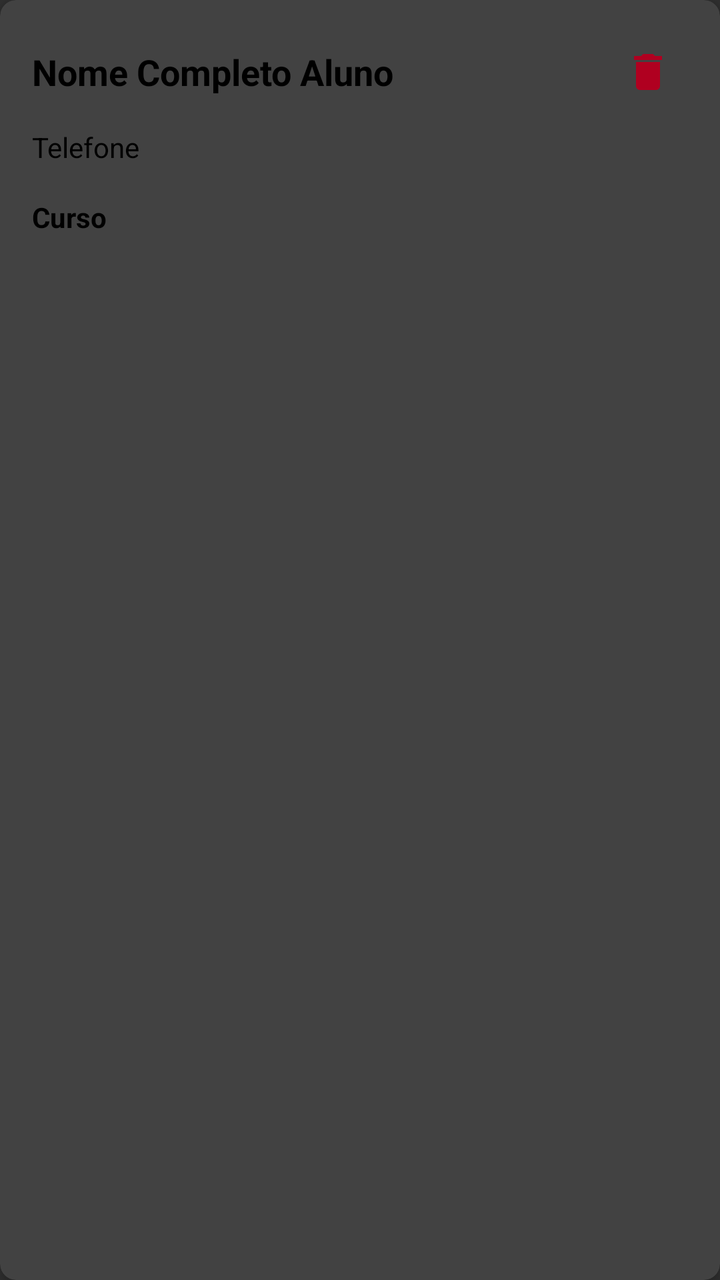
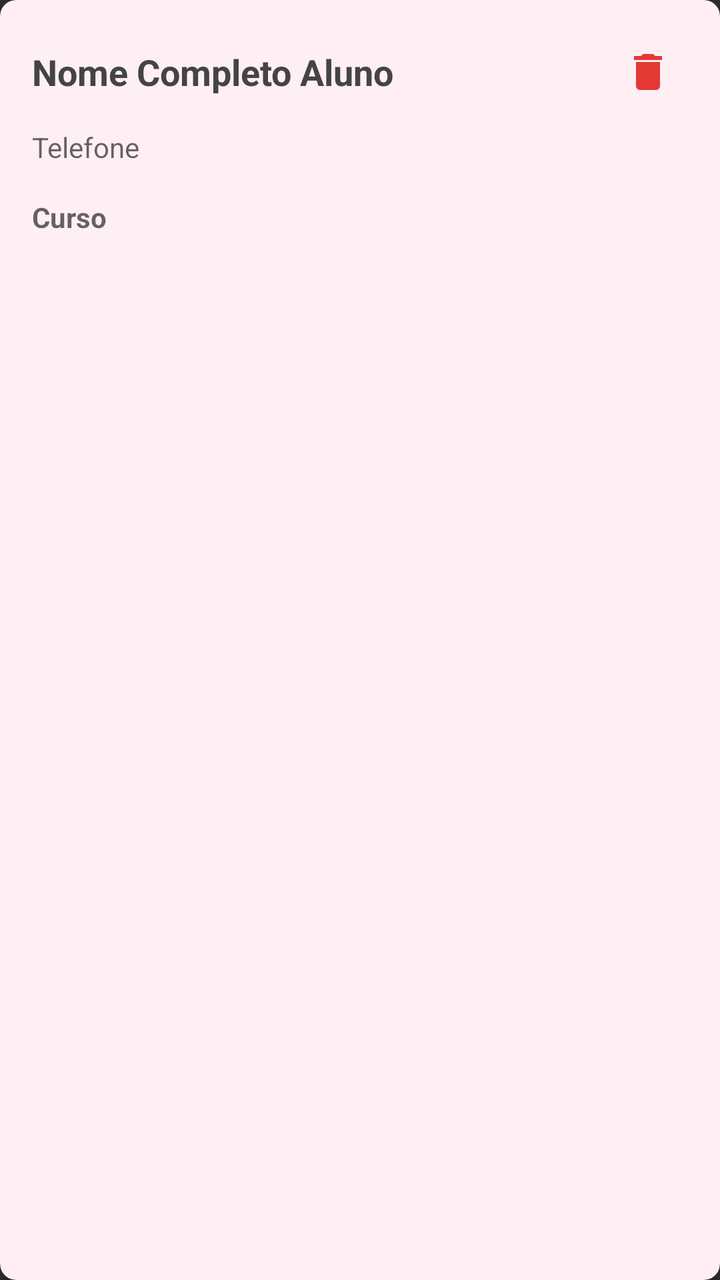

Compare the two renders of this Android layout. The source of the first and the diff that turns it into the second are given below.
<!-- AndroidManifest.xml: application theme Theme.AppListaAlunos -->
<!-- res/layout/card_view.xml -->
<?xml version="1.0" encoding="utf-8"?>
<androidx.cardview.widget.CardView
    xmlns:android="http://schemas.android.com/apk/res/android"
    xmlns:card_view="http://schemas.android.com/apk/res-auto"
    android:layout_width="match_parent"
    android:layout_height="wrap_content"
    card_view:cardCornerRadius="8dp"
    card_view:cardElevation="4dp"
    android:layout_marginBottom="8dp">

    <LinearLayout
        android:layout_width="match_parent"
        android:layout_height="wrap_content"
        android:padding="16dp"
        android:orientation="vertical">

        
        <LinearLayout
            android:layout_width="match_parent"
            android:layout_height="wrap_content"
            android:orientation="horizontal"
            android:gravity="center_vertical">

            <TextView
                android:id="@+id/txtNome"
                android:layout_width="0dp"
                android:layout_height="wrap_content"
                android:layout_weight="1"
                android:text="Nome Completo Aluno"
                android:textStyle="bold"
                android:textSize="18sp"
                android:textColor="@android:color/black" />

            <ImageButton
                android:background="?attr/selectableItemBackgroundBorderless"
                android:id="@+id/btnExcluir"
                android:layout_width="40dp"
                android:layout_height="40dp"
                android:src="@drawable/baseline_delete_24"
                android:contentDescription="Excluir aluno"
                android:padding="8dp"
                card_view:tint="@color/design_default_color_error" />
        </LinearLayout>

        
        <TextView
            android:id="@+id/txtTelefone"
            android:layout_width="wrap_content"
            android:layout_height="wrap_content"
            android:text="Telefone"
            android:textSize="14sp"
            android:layout_marginTop="8dp"
            android:textColor="@android:color/black" />

        
        <TextView
            android:id="@+id/txtCurso"
            android:layout_width="wrap_content"
            android:layout_height="wrap_content"
            android:layout_marginTop="16dp"
            android:text="Curso"
            android:textStyle="bold"
            android:textSize="14sp"
            android:textColor="@android:color/black" />

    </LinearLayout>
</androidx.cardview.widget.CardView>
<!-- resources referenced by this layout -->
<resources>
  <!-- drawable baseline_delete_24 (drawable) -->
  <vector xmlns:android="http://schemas.android.com/apk/res/android" android:height="24dp" android:tint="#000000" android:viewportHeight="24" android:viewportWidth="24" android:width="24dp">
        
      <path android:fillColor="@android:color/white" android:pathData="M6,19c0,1.1 0.9,2 2,2h8c1.1,0 2,-0.9 2,-2V7H6v12zM19,4h-3.5l-1,-1h-5l-1,1H5v2h14V4z"/>
      
  </vector>
  <style name="Theme.AppListaAlunos" parent="Theme.AppCompat.NoActionBar">
          
          <item name="colorPrimary">#63A5EF</item>
          <item name="colorPrimaryVariant">#3F8DDC</item>
          <item name="colorOnPrimary">#003B46</item>
          
          <item name="colorSecondary">#A1D9D1</item>
          <item name="colorSecondaryVariant">#72C1B8</item>
          <item name="colorOnSecondary">#003B46</item>
          
          <item name="android:statusBarColor" tools:targetApi="l">?attr/colorPrimaryVariant</item>
          
          <item name="colorOnBackground">#2D3748</item> 
          <item name="colorSurface">@color/backgroud_app</item> 
          <item name="colorOnSurface">#4A5568</item> 
      </style>
  <color name="backgroud_app">#ffeef2</color>
</resources>

<!-- the commit's change to res/layout/card_view.xml (unified diff, before → after) -->
@@ -6,13 +6,16 @@
     android:layout_height="wrap_content"
     card_view:cardCornerRadius="8dp"
     card_view:cardElevation="4dp"
-    android:layout_marginBottom="8dp">
+    android:layout_marginBottom="8dp"
+    android:backgroundTint="@color/backgroud_app"
+    >
 
     <LinearLayout
         android:layout_width="match_parent"
         android:layout_height="wrap_content"
         android:padding="16dp"
-        android:orientation="vertical">
+        android:orientation="vertical"
+        android:background="#34FFEEF2">
 
         
         <LinearLayout
@@ -29,7 +32,7 @@
                 android:text="Nome Completo Aluno"
                 android:textStyle="bold"
                 android:textSize="18sp"
-                android:textColor="@android:color/black" />
+                android:textColor="@color/text_primary" />
 
             <ImageButton
                 android:background="?attr/selectableItemBackgroundBorderless"
@@ -39,7 +42,9 @@
                 android:src="@drawable/baseline_delete_24"
                 android:contentDescription="Excluir aluno"
                 android:padding="8dp"
-                card_view:tint="@color/design_default_color_error" />
+                card_view:tint="#E53935" />
+
+
         </LinearLayout>
 
         
@@ -50,7 +55,7 @@
             android:text="Telefone"
             android:textSize="14sp"
             android:layout_marginTop="8dp"
-            android:textColor="@android:color/black" />
+            android:textColor="@color/text_secundary" />
 
         
         <TextView
@@ -61,7 +66,7 @@
             android:text="Curso"
             android:textStyle="bold"
             android:textSize="14sp"
-            android:textColor="@android:color/black" />
+            android:textColor="@color/text_secundary" />
 
     </LinearLayout>
 </androidx.cardview.widget.CardView>
<!-- resource entries referenced after the edit -->
@@ -23,5 +23,7 @@
           <item name="colorOnSurface">#4A5568</item> 
       </style>
   <color name="backgroud_app">#ffeef2</color>
+  <color name="text_primary">#444444</color>
+  <color name="text_secundary">#99000000</color>
 </resources>
 
